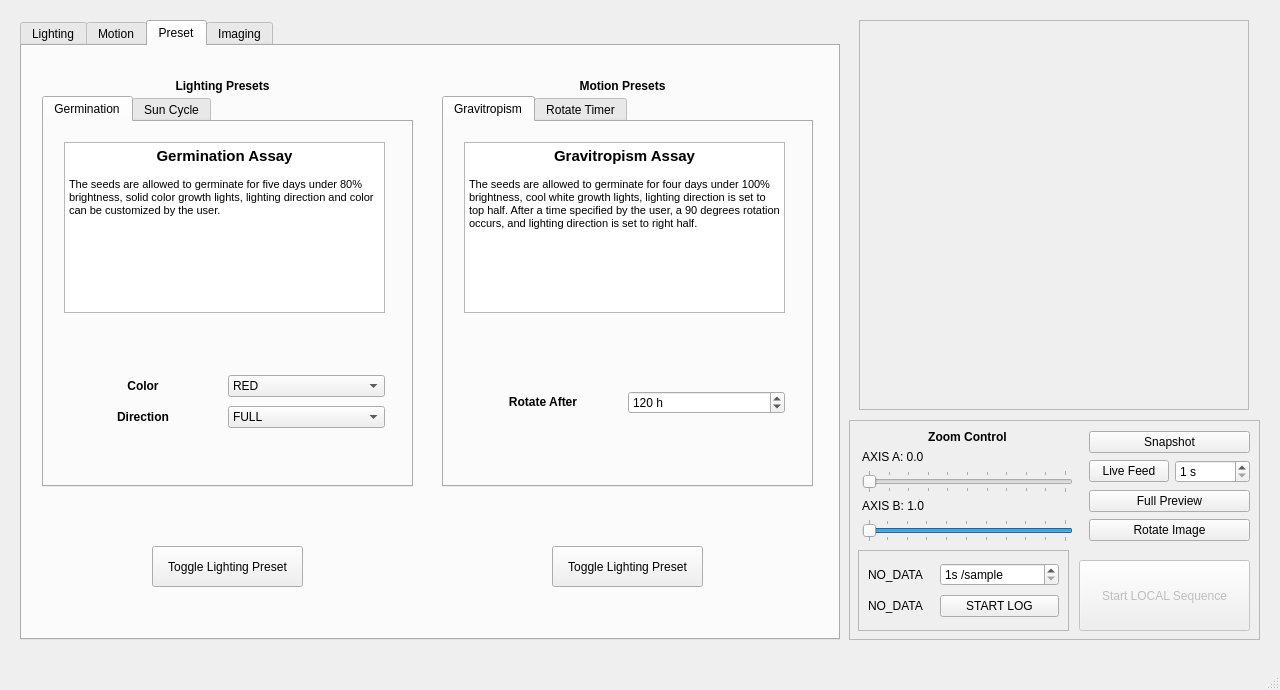
Old version of the form _ui/FlashLapse_CP.ui in the repository CoCl-Jerry/Flashlapse_Dev.
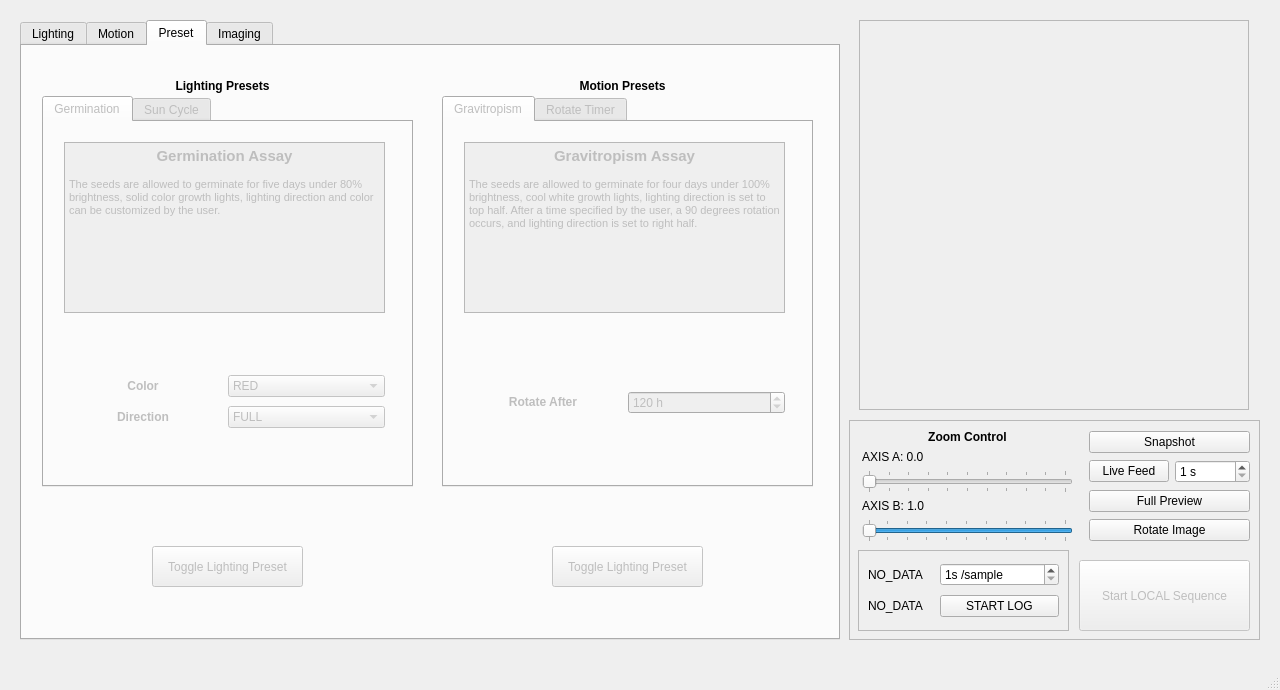
New version of the form. Icons and pictures are not drawn.

```diff
--- a/_ui/FlashLapse_CP.ui
+++ b/_ui/FlashLapse_CP.ui
@@ -1024,7 +1024,7 @@
      </attribute>
      <widget class="QTabWidget" name="lightingPreset_tabWidget">
       <property name="enabled">
-       <bool>true</bool>
+       <bool>false</bool>
       </property>
       <property name="geometry">
        <rect>
@@ -1250,7 +1250,7 @@
      </widget>
      <widget class="QTabWidget" name="motionPreset_tabWidget">
       <property name="enabled">
-       <bool>true</bool>
+       <bool>false</bool>
       </property>
       <property name="geometry">
        <rect>
@@ -1433,7 +1433,7 @@
      </widget>
      <widget class="QPushButton" name="lightingPreset_pushButton">
       <property name="enabled">
-       <bool>true</bool>
+       <bool>false</bool>
       </property>
       <property name="geometry">
        <rect>
@@ -1449,7 +1449,7 @@
      </widget>
      <widget class="QPushButton" name="MotionPreset_pushButton">
       <property name="enabled">
-       <bool>true</bool>
+       <bool>false</bool>
       </property>
       <property name="geometry">
        <rect>
```
